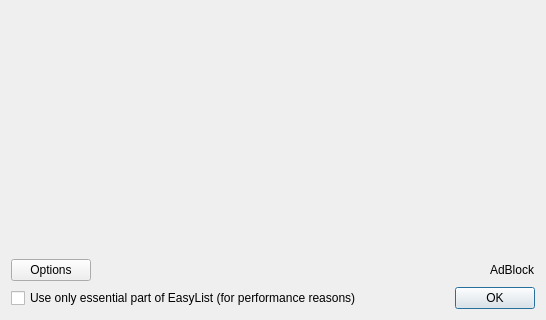
martinrotter/rssguard, file src/network-web/adblock/adblockdialog.ui: the form before one commit; both pictures show x 0 to 546 and y 142 to 462 of the 546 by 462 pixel window.
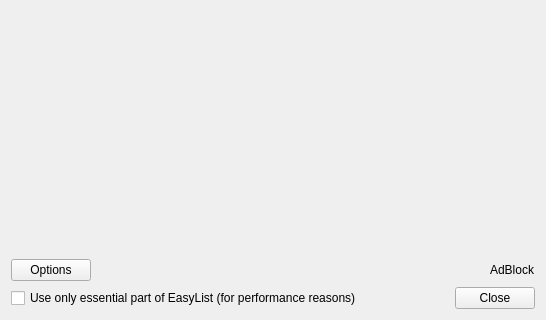
The form after the commit. Icons and pictures are not drawn.

```diff
--- a/src/network-web/adblock/adblockdialog.ui
+++ b/src/network-web/adblock/adblockdialog.ui
@@ -129,7 +129,7 @@
         <enum>Qt::Horizontal</enum>
        </property>
        <property name="standardButtons">
-        <set>QDialogButtonBox::Ok</set>
+        <set>QDialogButtonBox::Close</set>
        </property>
       </widget>
      </item>
```
Left out of the diff: 35 changed lines with no effect on the pictures.
